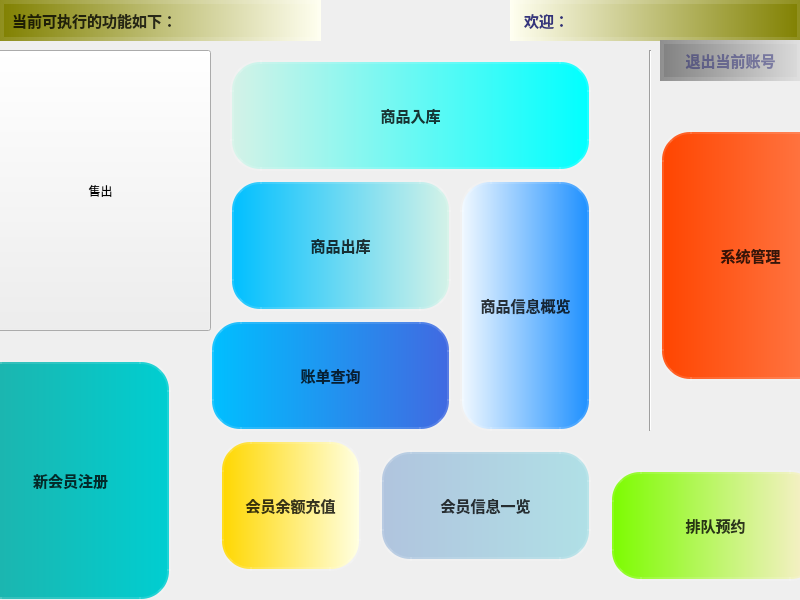
Type3limit/EasyManager, file mainwindow.ui: the form before one commit.
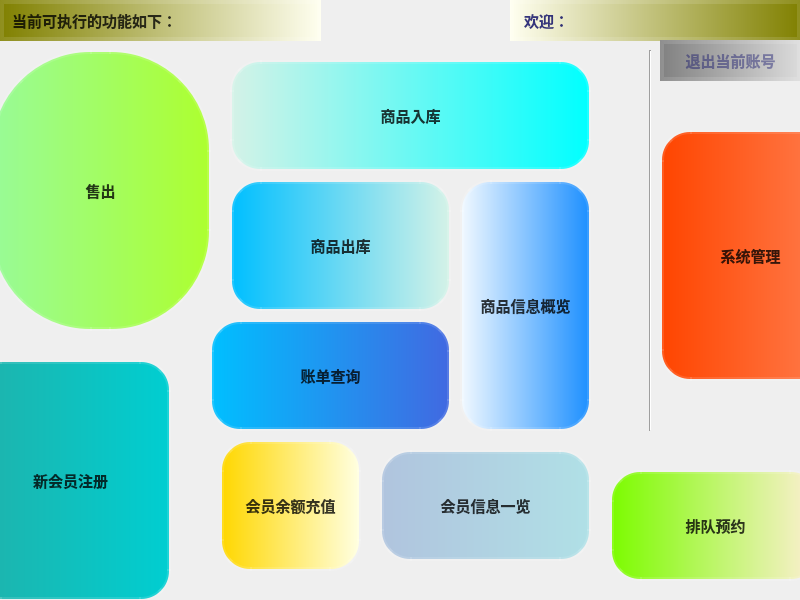
The form after the commit. Icons and pictures are not drawn.

The edit to the form file:
```diff
--- a/mainwindow.ui
+++ b/mainwindow.ui
@@ -107,7 +107,7 @@
     </property>
     <property name="styleSheet">
      <string notr="true">QPushButton{
-icon:url(:\Theme\Icon\sell.png);
+
 background-color:qlineargradient(spread:pad,x1:1,y1:0,x2:0,y2:0,stop:0 #ADFF2F,stop:1 #98FB98);
 border-style:outset;
 border-radius:100px;
```
